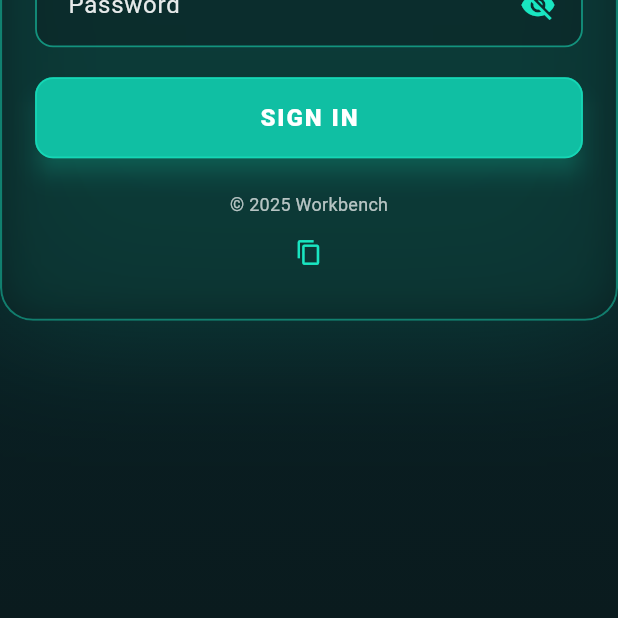
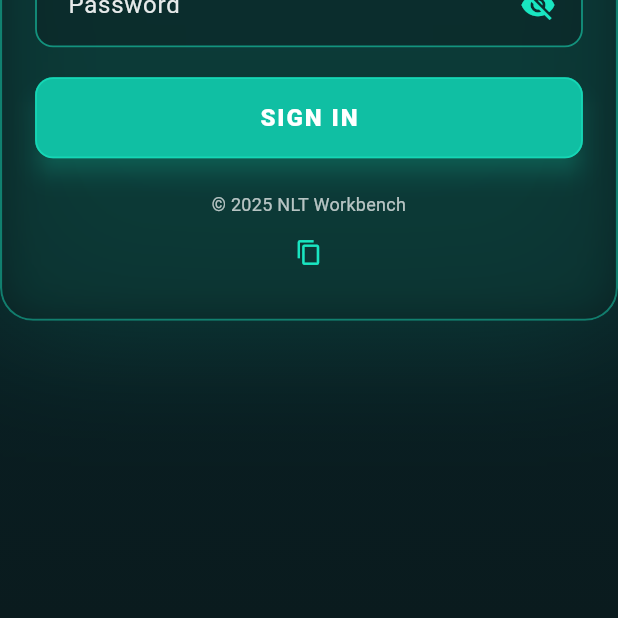
Before and after one commit to HakimAlqubati/Workbench-Flutter-Attendance-, a Flutter app: the LoginScreen screen opened by its route, on a phone screen of 412 x 824 dp, the part 618-1236 px from its top. Run offline on Flutter 3.47's test engine with Material 3 defaults, Android fonts, the phone set to English and light mode, and no system bars; our stand-ins replace camera, connectivity_plus, fluttertoast, shared_preferences, wakelock_plus; missing offline and left inert: gallery_saver_plus, google_mlkit_face_detection, platform_device_id_plus; accounts and stored records are empty.

Commit message:
fix issues

```diff
--- a/lib/features/auth/login_screen.dart
+++ b/lib/features/auth/login_screen.dart
@@ -104,6 +104,8 @@ class _LoginScreenState extends State<LoginScreen> {
 
   @override
   Widget build(BuildContext context) {
+    // ضع هذا داخل الـ build قبل الـ return أو أعلى الـ Column
+    final currentYear = DateTime.now().year;
     return Scaffold(
       // خلفية متدرجة داكنة
       body: Container(
@@ -271,16 +273,21 @@ class _LoginScreenState extends State<LoginScreen> {
 
                             const SizedBox(height: 22),
 
-                            // Footer
-                            const Text(
-                              '© 2025 Workbench',
-                              style: TextStyle(
-                                color: Colors.white70,
-                                fontSize: 12,
-                                letterSpacing: .2,
-                              ),
 
-                            ),
+
+// ... وبدّل ودجت الـ Text السفلية بهذا:
+      Semantics(
+      label: 'Copyright $currentYear NLT Workbench',
+      child: Text(
+        '© $currentYear NLT Workbench',
+        textAlign: TextAlign.center,
+        style: const TextStyle(
+          color: Colors.white70,
+          fontSize: 12,
+          letterSpacing: .2,
+        ),
+      ),
+    ),
                             IconButton(
                               tooltip: 'Copy Device ID',
                               icon: const Icon(Icons.copy, size: 18, color: Color(0xFF19E6C1)), // <--- Changed color for visibility
```
Also changed, not shown: lib/features/attendance/attendance_service.dart (+36 -9 lines), lib/features/face_liveness/controllers/face_liveness_controller.dart (+6 -6 lines), lib/features/face_liveness/services/network_service.dart (+19 -18 lines), lib/features/face_liveness/widgets/camera_ui.dart (+6 -2 lines), lib/features/settings/settings_screen.dart (+11 -11 lines), assets/icon/icon.png, 28 other files.
